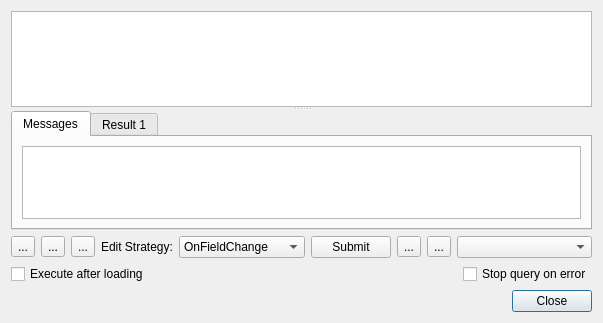
Qt form mapper_app/ui/querydialog.ui (allenck/mapper) before a commit.
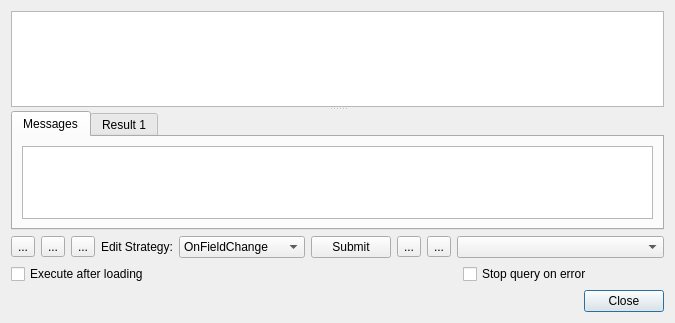
The same form after that commit. The open tabs and pages were chosen to show the change. Icons and pictures are not drawn.

Patch:
```diff
--- a/mapper_app/ui/querydialog.ui
+++ b/mapper_app/ui/querydialog.ui
@@ -6,7 +6,7 @@
    <rect>
     <x>0</x>
     <y>0</y>
-    <width>539</width>
+    <width>675</width>
     <height>323</height>
    </rect>
   </property>
```
Left out of the diff: 2 changed lines with no effect on the pictures.
